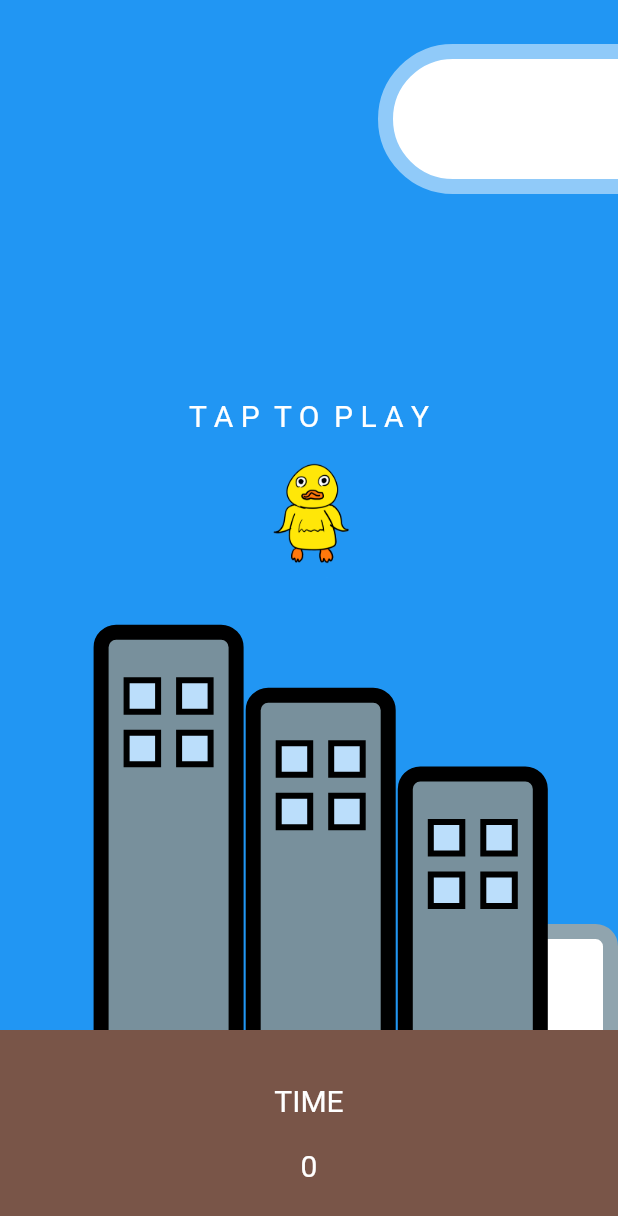
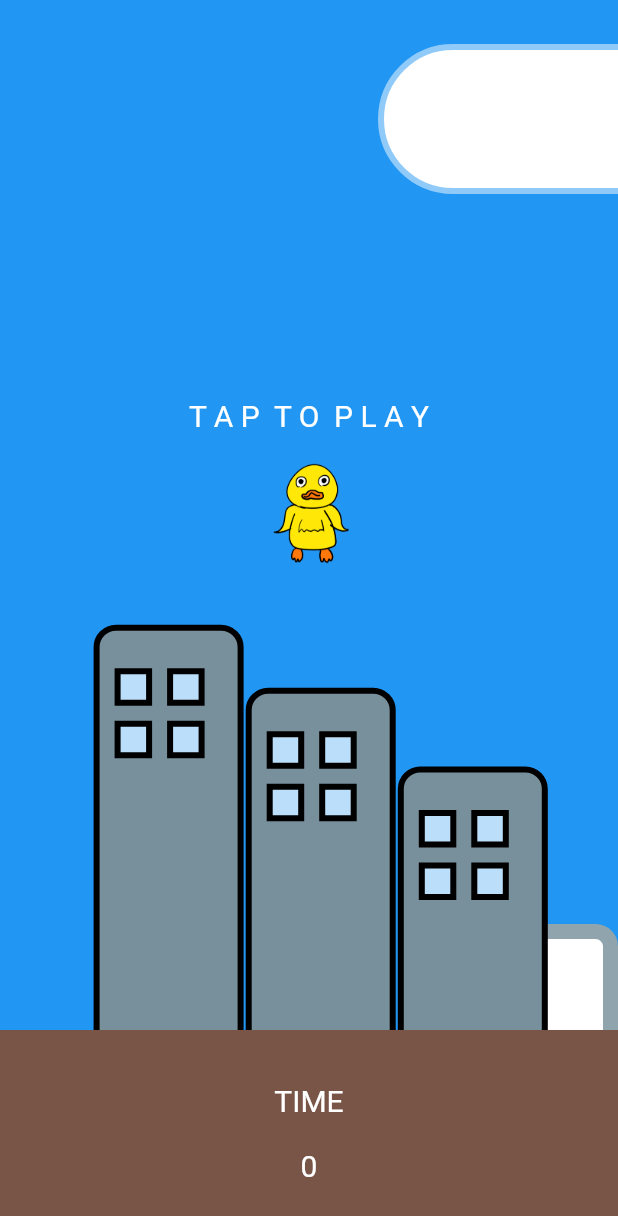
Before and after one commit to yuto90/jump, a Flutter app: the screen it shows after launch, on a phone screen of 412 x 824 dp. Shown: the top 1216 px of the screen. Run offline on Flutter 3.47's test engine with Material 2 defaults, Android fonts, the phone set to English and light mode, and no system bars.

Commit message:
ビルと雲の外枠線の厚さを調整

```diff
--- a/lib/building.dart
+++ b/lib/building.dart
@@ -12,7 +12,7 @@ class Building extends StatelessWidget {
       width: widthSize,
       decoration: BoxDecoration(
         color: Colors.blueGrey[400],
-        border: Border.all(width: 10, color: Colors.black),
+        border: Border.all(width: 4, color: Colors.black),
         borderRadius: BorderRadius.circular(15),
       ),
       child: Row(
--- a/lib/cloud.dart
+++ b/lib/cloud.dart
@@ -12,7 +12,7 @@ class Cloud extends StatelessWidget {
       height: heightSize,
       decoration: BoxDecoration(
           color: Colors.white,
-          border: Border.all(width: 10, color: Colors.blue[200]),
+          border: Border.all(width: 4, color: Colors.blue[200]),
           borderRadius: BorderRadius.circular(60)),
     );
   }
```
Also changed, not shown: lib/mainpage.dart (+5 -3 lines).
